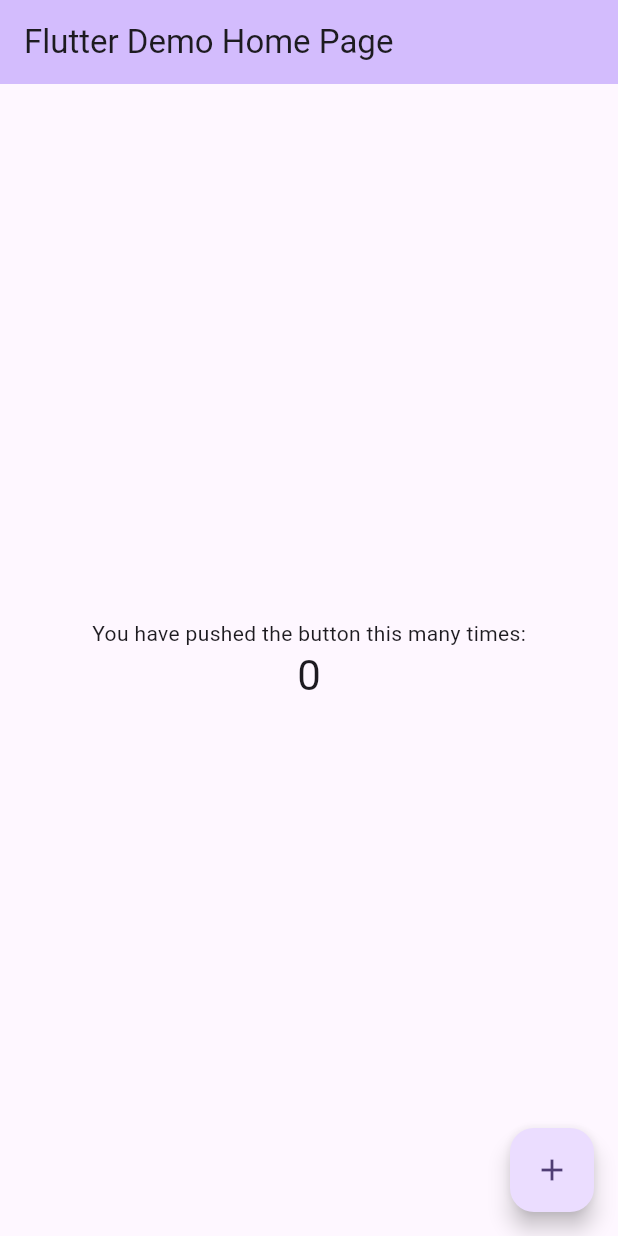
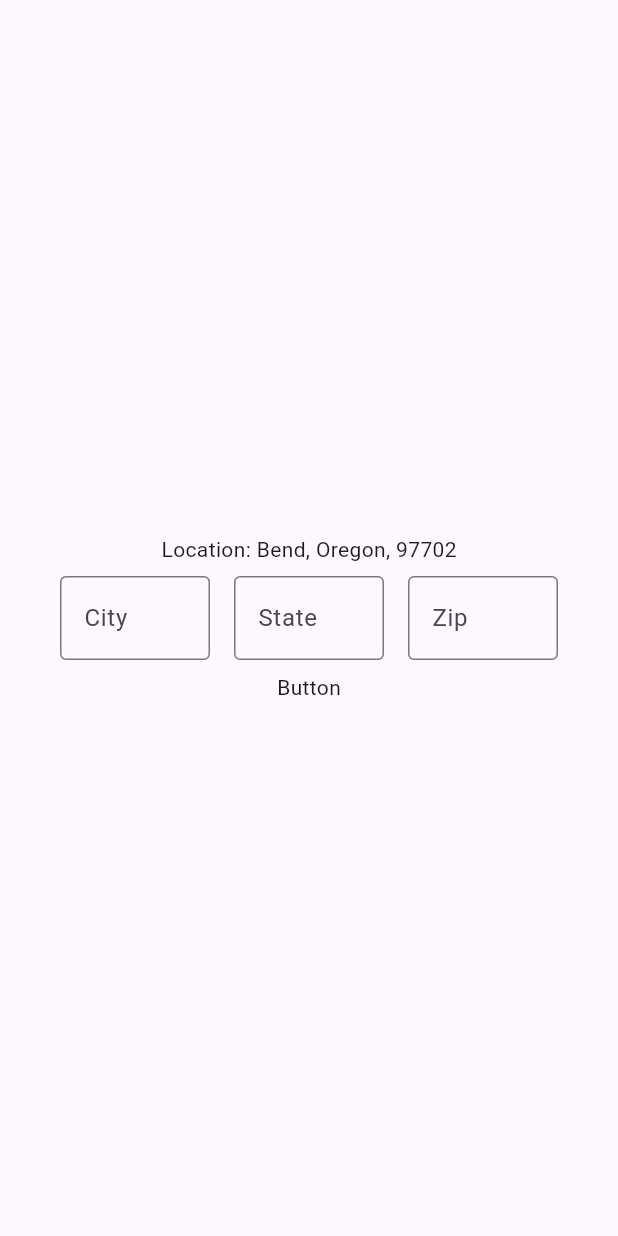
Before and after one commit to theusaf/osu-cs492-weather-app, a Flutter app: the screen it shows after launch, on a phone screen of 412 x 824 dp. Run offline on Flutter 3.47's test engine with Material 3 defaults, Android fonts, the phone set to English and light mode, and no system bars; our stand-ins replace geocoding, geolocator.

Commit message:
halfway through first class

```diff
--- /dev/null
+++ b/lib/components/location.dart
@@ -0,0 +1,78 @@
+import 'package:flutter/material.dart';
+import '../models/location.dart';
+
+class Location extends StatefulWidget {
+  const Location({super.key});
+
+
+
+  @override
+  State<Location> createState() => _LocationState();
+}
+
+class _LocationState extends State<Location> {
+
+  String state = "Oregon";
+  String city = "Bend";
+  String zip = "97702";
+
+  void getLocation() async {
+    WeatherLocation location = await getLocationFromGPS();
+    setState(() {
+      state = location.state;
+      city = location.city;
+      zip = location.zip;
+    });
+  }
+
+  @override
+  void initState() {
+    super.initState();
+    getLocation();
+  }
+
+  @override
+  Widget build(BuildContext context) {
+    return Column(
+      children: [
+        Text("Location: $city, $state, $zip"),
+        Row(
+          mainAxisAlignment: MainAxisAlignment.center,
+          children: [
+          Padding(
+            padding: const EdgeInsets.all(8.0),
+            child: SizedBox(
+              width: 100.0,
+              child: TextField(
+              decoration: InputDecoration(
+                border: OutlineInputBorder(),
+                labelText: 'City',)),
+            ),
+          ),
+          Padding(
+            padding: const EdgeInsets.all(8.0),
+            child: SizedBox(
+              width: 100.0,
+              child: TextField(
+              decoration: InputDecoration(
+                border: OutlineInputBorder(),
+                labelText: 'State',)),
+            ),
+          ),
+          Padding(
+            padding: const EdgeInsets.all(8.0),
+            child: SizedBox(
+              width: 100.0,
+              child: TextField(
+              decoration: InputDecoration(
+                border: OutlineInputBorder(),
+                labelText: 'Zip',)),
+            ),
+          )
+          ],
+        ),
+        const Text("Button")
+      ],
+    );
+  }
+}
--- a/lib/main.dart
+++ b/lib/main.dart
@@ -1,3 +1,4 @@
+import 'components/location.dart';
 import 'package:flutter/material.dart';
 
 void main() {
@@ -11,114 +12,35 @@ class MyApp extends StatelessWidget {
   @override
   Widget build(BuildContext context) {
     return MaterialApp(
-      title: 'Flutter Demo',
+      title: 'CS 492 Weather App',
       theme: ThemeData(
-        // This is the theme of your application.
-        //
-        // TRY THIS: Try running your application with "flutter run". You'll see
-        // the application has a purple toolbar. Then, without quitting the app,
-        // try changing the seedColor in the colorScheme below to Colors.green
-        // and then invoke "hot reload" (save your changes or press the "hot
-        // reload" button in a Flutter-supported IDE, or press "r" if you used
-        // the command line to start the app).
-        //
-        // Notice that the counter didn't reset back to zero; the application
-        // state is not lost during the reload. To reset the state, use hot
-        // restart instead.
-        //
-        // This works for code too, not just values: Most code changes can be
-        // tested with just a hot reload.
         colorScheme: ColorScheme.fromSeed(seedColor: Colors.deepPurple),
         useMaterial3: true,
       ),
-      home: const MyHomePage(title: 'Flutter Demo Home Page'),
+      home: const MyHomePage(),
     );
   }
 }
 
 class MyHomePage extends StatefulWidget {
-  const MyHomePage({super.key, required this.title});
-
-  // This widget is the home page of your application. It is stateful, meaning
-  // that it has a State object (defined below) that contains fields that affect
-  // how it looks.
-
-  // This class is the configuration for the state. It holds the values (in this
-  // case the title) provided by the parent (in this case the App widget) and
-  // used by the build method of the State. Fields in a Widget subclass are
-  // always marked "final".
-
-  final String title;
+  const MyHomePage({super.key});
 
   @override
   State<MyHomePage> createState() => _MyHomePageState();
 }
 
 class _MyHomePageState extends State<MyHomePage> {
-  int _counter = 0;
-
-  void _incrementCounter() {
-    setState(() {
-      // This call to setState tells the Flutter framework that something has
-      // changed in this State, which causes it to rerun the build method below
-      // so that the display can reflect the updated values. If we changed
-      // _counter without calling setState(), then the build method would not be
-      // called again, and so nothing would appear to happen.
-      _counter++;
-    });
-  }
 
   @override
   Widget build(BuildContext context) {
-    // This method is rerun every time setState is called, for instance as done
-    // by the _incrementCounter method above.
-    //
-    // The Flutter framework has been optimized to make rerunning build methods
-    // fast, so that you can just rebuild anything that needs updating rather
-    // than having to individually change instances of widgets.
-    return Scaffold(
-      appBar: AppBar(
-        // TRY THIS: Try changing the color here to a specific color (to
-        // Colors.amber, perhaps?) and trigger a hot reload to see the AppBar
-        // change color while the other colors stay the same.
-        backgroundColor: Theme.of(context).colorScheme.inversePrimary,
-        // Here we take the value from the MyHomePage object that was created by
-        // the App.build method, and use it to set our appbar title.
-        title: Text(widget.title),
-      ),
+    return const Scaffold(
       body: Center(
-        // Center is a layout widget. It takes a single child and positions it
-        // in the middle of the parent.
         child: Column(
-          // Column is also a layout widget. It takes a list of children and
-          // arranges them vertically. By default, it sizes itself to fit its
-          // children horizontally, and tries to be as tall as its parent.
-          //
-          // Column has various properties to control how it sizes itself and
-          // how it positions its children. Here we use mainAxisAlignment to
-          // center the children vertically; the main axis here is the vertical
-          // axis because Columns are vertical (the cross axis would be
-          // horizontal).
-          //
-          // TRY THIS: Invoke "debug painting" (choose the "Toggle Debug Paint"
-          // action in the IDE, or press "p" in the console), to see the
-          // wireframe for each widget.
           mainAxisAlignment: MainAxisAlignment.center,
           children: <Widget>[
-            const Text(
-              'You have pushed the button this many times:',
-            ),
-            Text(
-              '$_counter',
-              style: Theme.of(context).textTheme.headlineMedium,
-            ),
+            Location(),
           ],
         ),
-      ),
-      floatingActionButton: FloatingActionButton(
-        onPressed: _incrementCounter,
-        tooltip: 'Increment',
-        child: const Icon(Icons.add),
       ), // This trailing comma makes auto-formatting nicer for build methods.
     );
   }
--- /dev/null
+++ b/lib/main_reference.dart
@@ -0,0 +1,125 @@
+import 'package:flutter/material.dart';
+
+void main() {
+  runApp(const MyApp());
+}
+
+class MyApp extends StatelessWidget {
+  const MyApp({super.key});
+
+  // This widget is the root of your application.
+  @override
+  Widget build(BuildContext context) {
+    return MaterialApp(
+      title: 'Flutter Demo',
+      theme: ThemeData(
+        // This is the theme of your application.
+        //
+        // TRY THIS: Try running your application with "flutter run". You'll see
+        // the application has a purple toolbar. Then, without quitting the app,
+        // try changing the seedColor in the colorScheme below to Colors.green
+        // and then invoke "hot reload" (save your changes or press the "hot
+        // reload" button in a Flutter-supported IDE, or press "r" if you used
+        // the command line to start the app).
+        //
+        // Notice that the counter didn't reset back to zero; the application
+        // state is not lost during the reload. To reset the state, use hot
+        // restart instead.
+        //
+        // This works for code too, not just values: Most code changes can be
+        // tested with just a hot reload.
+        colorScheme: ColorScheme.fromSeed(seedColor: Colors.deepPurple),
+        useMaterial3: true,
+      ),
+      home: const MyHomePage(title: 'Flutter Demo Home Page'),
+    );
+  }
+}
+
+class MyHomePage extends StatefulWidget {
+  const MyHomePage({super.key, required this.title});
+
+  // This widget is the home page of your application. It is stateful, meaning
+  // that it has a State object (defined below) that contains fields that affect
+  // how it looks.
+
+  // This class is the configuration for the state. It holds the values (in this
+  // case the title) provided by the parent (in this case the App widget) and
+  // used by the build method of the State. Fields in a Widget subclass are
+  // always marked "final".
+
+  final String title;
+
+  @override
+  State<MyHomePage> createState() => _MyHomePageState();
+}
+
+class _MyHomePageState extends State<MyHomePage> {
+  int _counter = 0;
+
+  void _incrementCounter() {
+    setState(() {
+      // This call to setState tells the Flutter framework that something has
+      // changed in this State, which causes it to rerun the build method below
+      // so that the display can reflect the updated values. If we changed
+      // _counter without calling setState(), then the build method would not be
+      // called again, and so nothing would appear to happen.
+      _counter++;
+    });
+  }
+
+  @override
+  Widget build(BuildContext context) {
+    // This method is rerun every time setState is called, for instance as done
+    // by the _incrementCounter method above.
+    //
+    // The Flutter framework has been optimized to make rerunning build methods
+    // fast, so that you can just rebuild anything that needs updating rather
+    // than having to individually change instances of widgets.
+    return Scaffold(
+      appBar: AppBar(
+        // TRY THIS: Try changing the color here to a specific color (to
+        // Colors.amber, perhaps?) and trigger a hot reload to see the AppBar
+        // change color while the other colors stay the same.
+        backgroundColor: Theme.of(context).colorScheme.inversePrimary,
+        // Here we take the value from the MyHomePage object that was created by
+        // the App.build method, and use it to set our appbar title.
+        title: Text(widget.title),
+      ),
+      body: Center(
+        // Center is a layout widget. It takes a single child and positions it
+        // in the middle of the parent.
+        child: Column(
+          // Column is also a layout widget. It takes a list of children and
+          // arranges them vertically. By default, it sizes itself to fit its
+          // children horizontally, and tries to be as tall as its parent.
+          //
+          // Column has various properties to control how it sizes itself and
+          // how it positions its children. Here we use mainAxisAlignment to
+          // center the children vertically; the main axis here is the vertical
+          // axis because Columns are vertical (the cross axis would be
+          // horizontal).
+          //
+          // TRY THIS: Invoke "debug painting" (choose the "Toggle Debug Paint"
+          // action in the IDE, or press "p" in the console), to see the
+          // wireframe for each widget.
+          mainAxisAlignment: MainAxisAlignment.center,
+          children: <Widget>[
+            const Text(
+              'You have pushed the button this many times:',
+            ),
+            Text(
+              '$_counter',
+              style: Theme.of(context).textTheme.headlineMedium,
+            ),
+          ],
+        ),
+      ),
+      floatingActionButton: FloatingActionButton(
+        onPressed: _incrementCounter,
+        tooltip: 'Increment',
+        child: const Icon(Icons.add),
+      ), // This trailing comma makes auto-formatting nicer for build methods.
+    );
+  }
+}
--- /dev/null
+++ b/lib/models/location.dart
@@ -0,0 +1,66 @@
+import 'package:geolocator/geolocator.dart';
+
+import 'package:geocoding/geocoding.dart';
+
+
+class WeatherLocation{
+  double latitude;
+  double longitude;
+  String city;
+  String state;
+  String zip;
+
+  WeatherLocation(this.latitude, this.longitude, this.city, this.state, this.zip);
+
+}
+
+Future<WeatherLocation> getLocationFromGPS() async {
+  Position position = await _determinePosition();
+
+
+  List<Placemark> placemarks = await placemarkFromCoordinates(position.latitude, position.longitude);
+
+  return WeatherLocation(position.latitude, position.longitude, "City", "State", "00000");
+}
+
+
+/// Determine the current position of the device.
+///
+/// When the location services are not enabled or permissions
+/// are denied the `Future` will return an error.
+Future<Position> _determinePosition() async {
+  bool serviceEnabled;
+  LocationPermission permission;
+
+  // Test if location services are enabled.
+  serviceEnabled = await Geolocator.isLocationServiceEnabled();
+  if (!serviceEnabled) {
+    // Location services are not enabled don't continue
+    // accessing the position and request users of the
+    // App to enable the location services.
+    return Future.error('Location services are disabled.');
+  }
+
+  permission = await Geolocator.checkPermission();
+  if (permission == LocationPermission.denied) {
+    permission = await Geolocator.requestPermission();
+    if (permission == LocationPermission.denied) {
+      // Permissions are denied, next time you could try
+      // requesting permissions again (this is also where
+      // Android's shouldShowRequestPermissionRationale
+      // returned true. According to Android guidelines
+      // your App should show an explanatory UI now.
+      return Future.error('Location permissions are denied');
+    }
+  }
+
+  if (permission == LocationPermission.deniedForever) {
+    // Permissions are denied forever, handle appropriately.
+    return Future.error(
+      'Location permissions are permanently denied, we cannot request permissions.');
+  }
+
+  // When we reach here, permissions are granted and we can
+  // continue accessing the position of the device.
+  return await Geolocator.getCurrentPosition();
+}
--- a/pubspec.yaml
+++ b/pubspec.yaml
@@ -35,6 +35,8 @@ dependencies:
   # The following adds the Cupertino Icons font to your application.
   # Use with the CupertinoIcons class for iOS style icons.
   cupertino_icons: ^1.0.2
+  geolocator: ^10.1.0
+  geocoding: ^2.1.1
 
 dev_dependencies:
   flutter_test:
```
Also changed, not shown: pubspec.lock, 4 other files.
